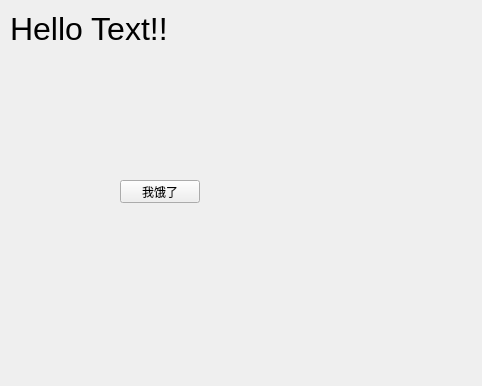
This is ui/hellotext.ui in wuzhuorui/learnqt as Qt 5 draws it before an edit. The edited form follows.
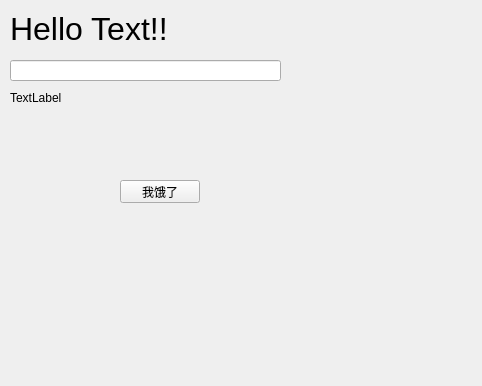
This is the edited form.

```diff
--- a/ui/hellotext.ui
+++ b/ui/hellotext.ui
@@ -39,6 +39,29 @@
     <string>我饿了</string>
    </property>
   </widget>
+  <widget class="QLineEdit" name="lineEdit">
+   <property name="geometry">
+    <rect>
+     <x>10</x>
+     <y>60</y>
+     <width>271</width>
+     <height>21</height>
+    </rect>
+   </property>
+  </widget>
+  <widget class="QLabel" name="label">
+   <property name="geometry">
+    <rect>
+     <x>10</x>
+     <y>90</y>
+     <width>271</width>
+     <height>16</height>
+    </rect>
+   </property>
+   <property name="text">
+    <string>TextLabel</string>
+   </property>
+  </widget>
  </widget>
  <resources/>
  <connections/>
```
